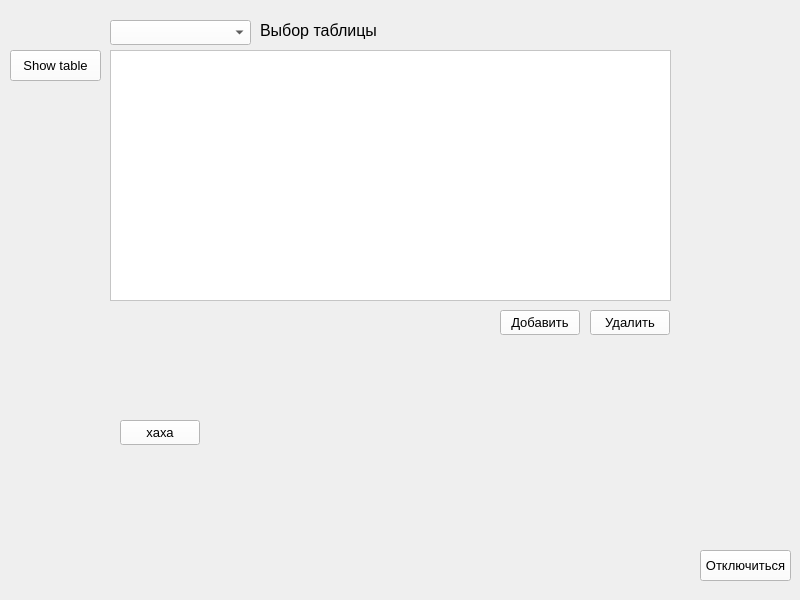
Old version of the form widget.ui in the repository hencsat46/curse_ach2.
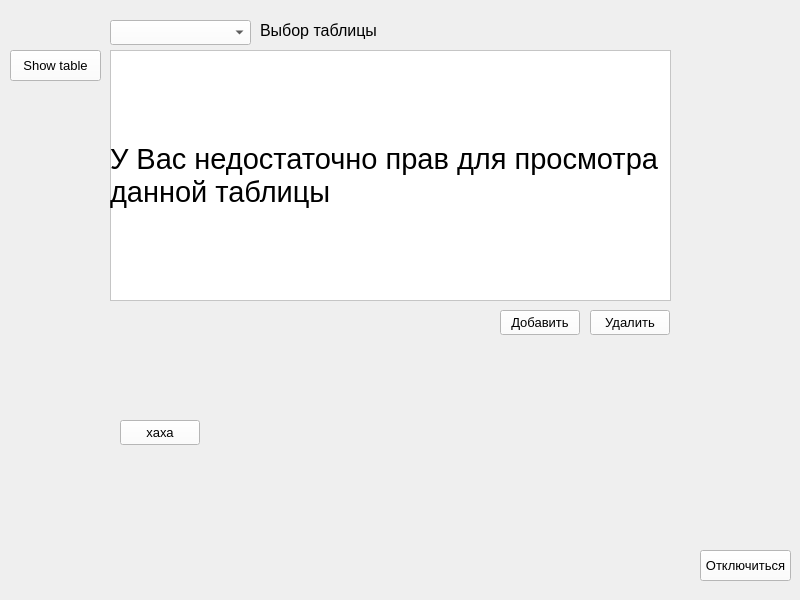
New version of the form.

The edit to the form file:
```diff
--- a/widget.ui
+++ b/widget.ui
@@ -586,6 +586,28 @@
       <string>хаха</string>
      </property>
     </widget>
+    <widget class="QLabel" name="w_waccess_label">
+     <property name="geometry">
+      <rect>
+       <x>110</x>
+       <y>50</y>
+       <width>561</width>
+       <height>251</height>
+      </rect>
+     </property>
+     <property name="font">
+      <font>
+       <family>Cantarell</family>
+       <pointsize>22</pointsize>
+      </font>
+     </property>
+     <property name="text">
+      <string>У Вас недостаточно прав для просмотра данной таблицы</string>
+     </property>
+     <property name="wordWrap">
+      <bool>true</bool>
+     </property>
+    </widget>
    </widget>
    <widget class="QWidget" name="login">
     <widget class="QLabel" name="sm_header_label">
```
